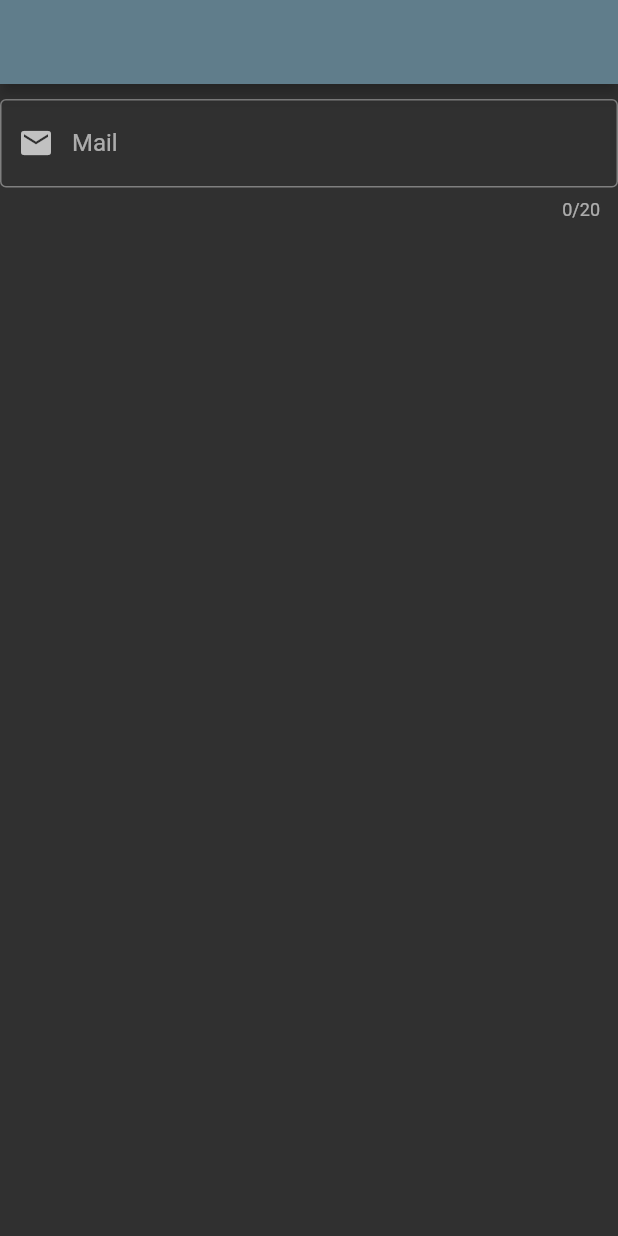
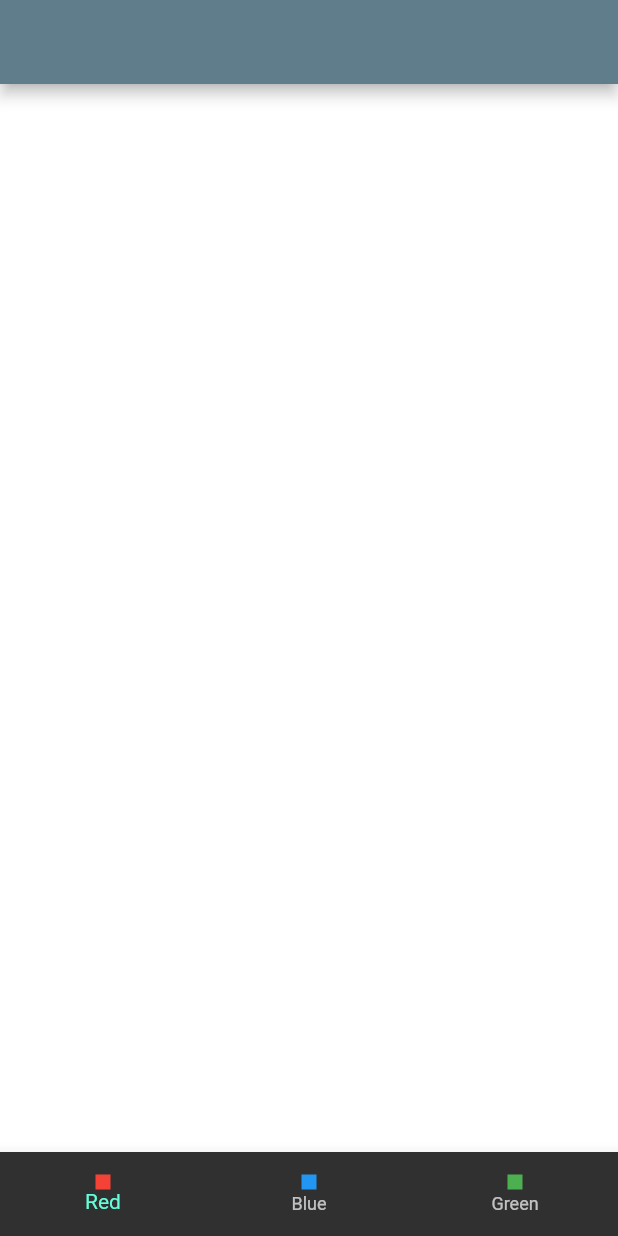
Before and after one commit to ylmzoguzhan/flutter_learn, a Flutter app: the screen it shows after launch, on a phone screen of 412 x 824 dp. Run offline on Flutter 3.47's test engine with Material 2 defaults, Android fonts, the phone set to English and light mode, and no system bars.

Commit message:
colordemos

```diff
--- /dev/null
+++ b/lib/demos/color_demos_view.dart
@@ -0,0 +1,67 @@
+import 'package:flutter/material.dart';
+
+class ColorDemos extends StatefulWidget {
+  const ColorDemos({Key? key}) : super(key: key);
+
+  @override
+  State<ColorDemos> createState() => _ColorDemosState();
+}
+
+class _ColorDemosState extends State<ColorDemos> {
+  Color? _backgroundColor = Colors.transparent;
+  void changeBackgroundColor(Color color) {
+    setState(() {
+      _backgroundColor = color;
+    });
+  }
+
+  @override
+  Widget build(BuildContext context) {
+    return Scaffold(
+      backgroundColor: _backgroundColor,
+      appBar: AppBar(),
+      bottomNavigationBar: BottomNavigationBar(
+        onTap: _colorOnTop,
+        items: const [
+          BottomNavigationBarItem(
+              icon: _ColorContainer(
+                color: Colors.red,
+              ),
+              label: 'Red'),
+          BottomNavigationBarItem(
+              icon: _ColorContainer(color: Colors.blue), label: 'Blue'),
+          BottomNavigationBarItem(
+              icon: _ColorContainer(color: Colors.green), label: 'Green'),
+        ],
+      ),
+    );
+  }
+
+  void _colorOnTop(int value) {
+    if (value == _MyColors.red.index) {
+      changeBackgroundColor(Colors.red);
+    } else if (value == _MyColors.blue.index) {
+      changeBackgroundColor(Colors.green);
+    } else {
+      changeBackgroundColor(Colors.blue);
+    }
+  }
+}
+
+enum _MyColors { red, yellow, blue }
+
+class _ColorContainer extends StatelessWidget {
+  const _ColorContainer({
+    Key? key,
+    required this.color,
+  }) : super(key: key);
+  final Color color;
+  @override
+  Widget build(BuildContext context) {
+    return Container(
+      color: color,
+      width: 10,
+      height: 10,
+    );
+  }
+}
--- a/lib/main.dart
+++ b/lib/main.dart
@@ -1,5 +1,5 @@
 import 'package:flutter/material.dart';
-import '101/text_field_learn.dart';
+import 'demos/color_demos_view.dart';
 
 void main() {
   runApp(const MyApp());
@@ -19,6 +19,6 @@ class MyApp extends StatelessWidget {
                 const ProgressIndicatorThemeData(color: Colors.blue),
             appBarTheme:
                 const AppBarTheme(centerTitle: true, color: Colors.blueGrey)),
-        home: TextFieldLearn());
+        home: ColorDemos());
   }
 }
```
